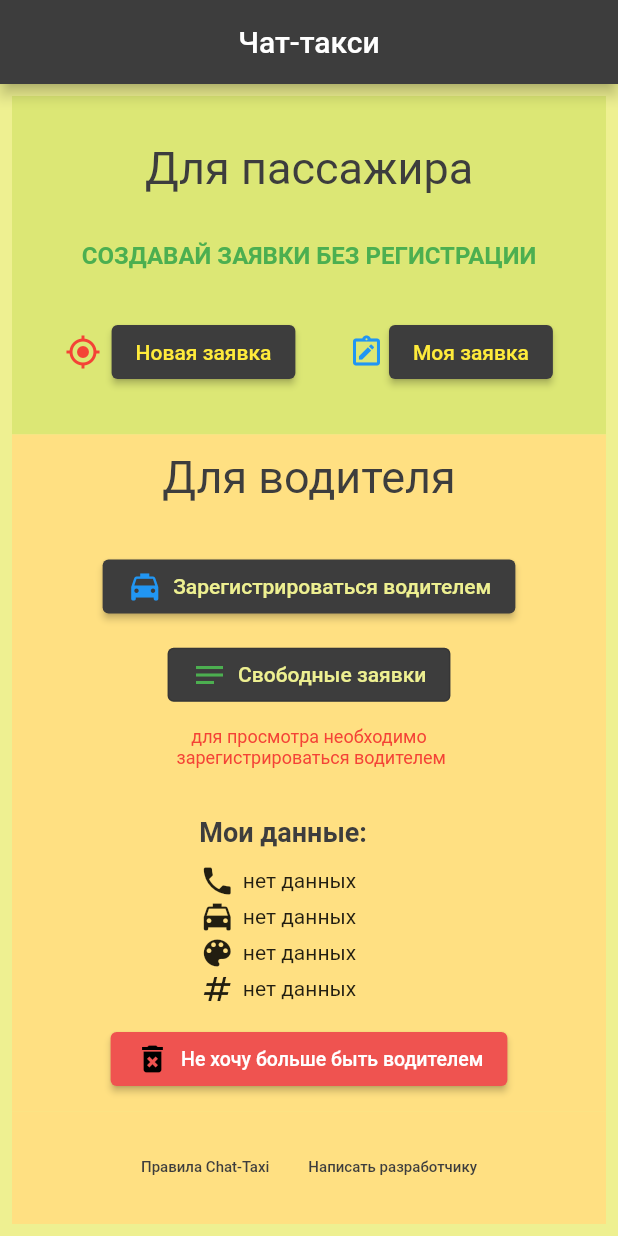
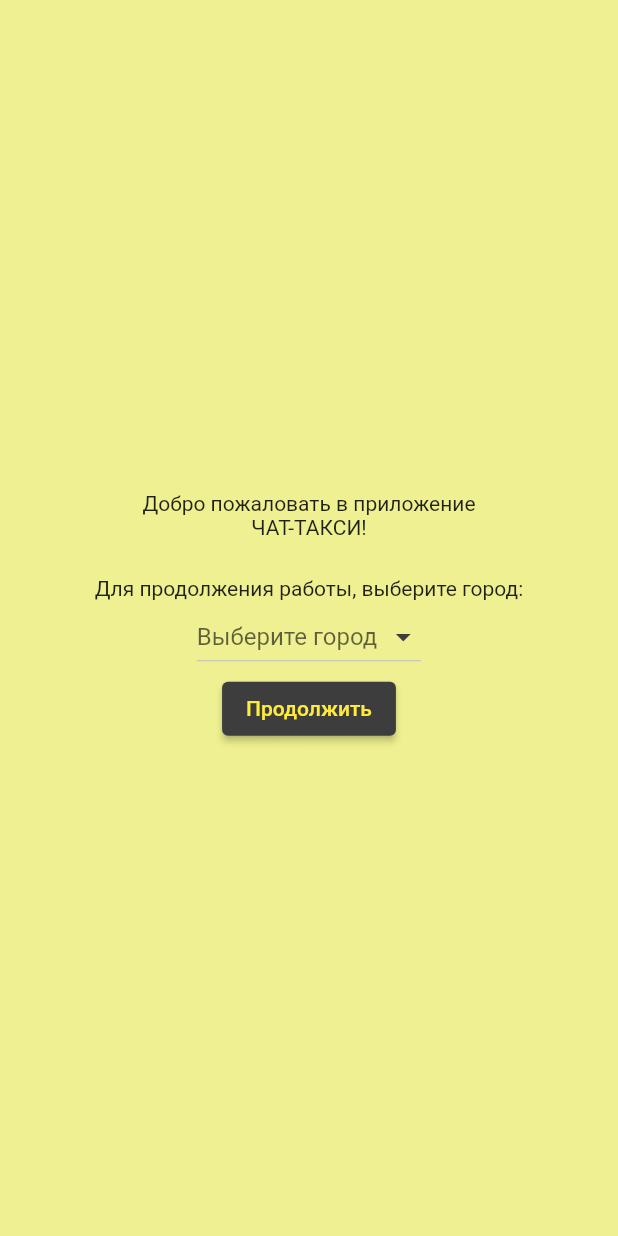
Before and after one commit to Granitin/chat_taxi, a Flutter app: the screen it shows after launch, on a phone screen of 412 x 824 dp. Run offline on Flutter 3.47's test engine with Material 2 defaults, Android fonts, the phone set to English and light mode, and no system bars; drawn by our look-alikes of animated_text_kit; our stand-ins replace assets_audio_player, cloud_firestore, firebase_auth, firebase_core, shared_preferences; accounts and stored records are empty.

Commit message:
chat_taxi

```diff
--- /dev/null
+++ b/lib/choose_city_screen.dart
@@ -0,0 +1,152 @@
+import 'package:chat_taxi/main_screen.dart';
+import 'package:flutter/material.dart';
+
+GlobalKey myCity = GlobalKey();
+
+class ChooseCityScreen extends StatelessWidget {
+  const ChooseCityScreen({super.key});
+
+  @override
+  Widget build(BuildContext context) {
+    return const Scaffold(
+      backgroundColor: AppColors.yellowColor,
+      body: SafeArea(
+        child: ChooseCityBody(),
+      ),
+    );
+  }
+}
+
+class ChooseCityBody extends StatefulWidget {
+  const ChooseCityBody({super.key});
+
+  @override
+  State<ChooseCityBody> createState() => _ChooseCityBodyState();
+}
+
+class _ChooseCityBodyState extends State<ChooseCityBody> {
+  String? selectedCity;
+  String? _myCity;
+
+  List<DropdownMenuItem<String>> cities = [
+    const DropdownMenuItem(
+      value: 'Кострома',
+      child: Text('Кострома'),
+    ),
+    const DropdownMenuItem(
+      value: 'Иваново',
+      child: Text('Иваново'),
+    ),
+    const DropdownMenuItem(
+      value: 'Москва',
+      child: Text('Москва'),
+    ),
+    const DropdownMenuItem(
+      value: 'Санкт-Петербург',
+      child: Text('Санкт-Петербург'),
+    ),
+    const DropdownMenuItem(
+      value: 'Хабаровск',
+      child: Text('Хабаровск'),
+    ),
+    const DropdownMenuItem(
+      value: 'Ярославль',
+      child: Text('Ярославль'),
+    ),
+    const DropdownMenuItem(
+      value: 'Улан-Удэ',
+      child: Text('Улан-Удэ'),
+    ),
+    const DropdownMenuItem(
+      value: 'Кемерово',
+      child: Text('Кемерово'),
+    ),
+    const DropdownMenuItem(
+      value: 'Норильск',
+      child: Text('Норильск'),
+    ),
+    const DropdownMenuItem(
+      value: 'Васюки',
+      child: Text('Васюки'),
+    ),
+    const DropdownMenuItem(
+      value: 'Нью-Васюки',
+      child: Text('Нью-Васюки'),
+    ),
+  ];
+
+  void dropdownCitiesCallback(String? selectedCity) {
+    if (selectedCity is String) {
+      setState(() {
+        _myCity = selectedCity;
+        print(_myCity);
+      });
+    }
+  }
+
+  @override
+  Widget build(BuildContext context) {
+    return Scaffold(
+      backgroundColor: AppColors.yellowColor,
+      body: Center(
+        child: Column(
+          mainAxisAlignment: MainAxisAlignment.center,
+          crossAxisAlignment: CrossAxisAlignment.center,
+          children: [
+            const Text('Добро пожаловать в приложение'),
+            const Text('ЧАТ-ТАКСИ!'),
+            const SizedBox(
+              height: 25,
+            ),
+            const Text('Для продолжения работы, выберите город:'),
+            DropdownButton(
+                dropdownColor: Colors.yellow,
+                iconEnabledColor: AppColors.darkColor,
+                hint: const Text('Выберите город'),
+                items: cities,
+                value: _myCity,
+                onChanged: dropdownCitiesCallback),
+            ElevatedButton(
+              style: ButtonStyle(
+                backgroundColor:
+                    MaterialStateProperty.all<Color>(AppColors.darkColor),
+                foregroundColor:
+                    MaterialStateProperty.all<Color>(Colors.yellow),
+              ),
+              onPressed: () {
+                if (_myCity == null) {
+                  showDialog(
+                      context: context,
+                      builder: (context) {
+                        return AlertDialog(
+                          backgroundColor: Colors.yellow,
+                          title: const Text(
+                            'Необходимо выбрать город',
+                            textAlign: TextAlign.center,
+                          ),
+                          content: TextButton(
+                            onPressed: () {
+                              Navigator.of(context).pop(true);
+                            },
+                            child: const Text('Выбрать город'),
+                          ),
+                        );
+                      });
+                } else {
+                  _myCity = _myCity;
+                  Navigator.push(
+                    context,
+                    MaterialPageRoute(
+                      builder: (context) => const MainScreen(),
+                    ),
+                  );
+                }
+              },
+              child: const Text('Продолжить'),
+            ),
+          ],
+        ),
+      ),
+    );
+  }
+}
--- a/lib/main.dart
+++ b/lib/main.dart
@@ -1,3 +1,4 @@
+import 'package:chat_taxi/choose_city_screen.dart';
 import 'package:chat_taxi/main_screen.dart';
 import 'package:firebase_core/firebase_core.dart';
 import 'package:flutter/material.dart';
@@ -18,7 +19,7 @@ class MyApp extends StatelessWidget {
       theme: ThemeData(
         primarySwatch: Colors.blue,
       ),
-      home: const MainScreen(),
+      home: const ChooseCityScreen(),
     );
   }
 }
--- a/lib/main_screen.dart
+++ b/lib/main_screen.dart
@@ -1,5 +1,6 @@
 // ignore_for_file: avoid_print
 
+import 'package:chat_taxi/choose_city_screen.dart';
 import 'package:chat_taxi/free_notes_screen.dart';
 import 'package:chat_taxi/make_new_note_screen.dart';
 import 'package:chat_taxi/my_note_screen.dart';
@@ -45,11 +46,15 @@ class _MainScreenBody extends StatelessWidget {
 
   @override
   Widget build(BuildContext context) {
+    myCity = GlobalKey();
     return Scaffold(
       appBar: AppBar(
         backgroundColor: AppColors.darkColor,
         centerTitle: true,
-        title: const Text('Чат-такси'),
+        title: const Text(
+          'ЧАТ - ТАКСИ',
+          style: TextStyle(color: Colors.yellow, fontWeight: FontWeight.bold),
+        ),
       ),
       backgroundColor: AppColors.yellowColor,
       body: SafeArea(
@@ -77,7 +82,6 @@ class _MainScreenBody extends StatelessWidget {
                   flex: 1,
                   child: Container(
                     color: Colors.amber[200],
-                    // color: Colors.blueGrey[200],
                     child: Row(
                       mainAxisAlignment: MainAxisAlignment.center,
                       children: const [
@@ -108,7 +112,7 @@ class PassangerSectionWidget extends StatelessWidget {
       mainAxisAlignment: MainAxisAlignment.spaceEvenly,
       children: [
         const Text(
-          'Для пассажира',
+          'Раздел пассажира:',
           style: TextStyle(
             color: AppColors.darkColor,
             fontSize: 30,
@@ -160,7 +164,7 @@ class DriverSectionWidget extends StatelessWidget {
         mainAxisAlignment: MainAxisAlignment.spaceEvenly,
         children: const [
           Text(
-            'Для водителя',
+            'Раздел водителя:',
             style: TextStyle(
               color: AppColors.darkColor,
               fontSize: 30,
--- a/lib/providers/make_note_provider.dart
+++ b/lib/providers/make_note_provider.dart
@@ -74,7 +74,6 @@ class NoteFormModel {
             .firstWhere((entry) => entry.key == 'passangerPrice')
             .value;
 
-        print(data);
         Navigator.push(
           context,
           MaterialPageRoute(
@@ -117,7 +116,7 @@ class NoteFormModel {
       "passangerPrice": passangerPrice,
     });
 
-    Navigator.pushReplacement(
+    Navigator.pushAndRemoveUntil(
       context,
       MaterialPageRoute(
         builder: (context) => const MyNoteWidget(),
@@ -135,6 +134,7 @@ class NoteFormModel {
           ],
         ),
       ),
+      (Route<dynamic> route) => false,
     );
   }
 }
--- a/lib/rules_screen.dart
+++ b/lib/rules_screen.dart
@@ -85,7 +85,7 @@ class Rules extends StatelessWidget {
                     ),
                     Expanded(
                       child: Text(
-                          'Водителю для работы в приложении необхожимо пройти регистрацию и указать: \n- свой номер телефона, \n- марку автомобиля, \n- цвет автомобиля, \n- гос.номер автомобиля.'),
+                          'Водителю для работы в приложении необходимо пройти регистрацию и указать: \n- свой номер телефона, \n- марку автомобиля, \n- цвет автомобиля, \n- гос.номер автомобиля.'),
                     ),
                   ],
                 ),
```
Also changed, not shown: lib/note_delete_for_driver_screen.dart (+52 -5 lines), lib/this_note_chat_screen.dart (+20 -28 lines), lib/this_note_screen.dart (deleted, +0 -336 lines).
